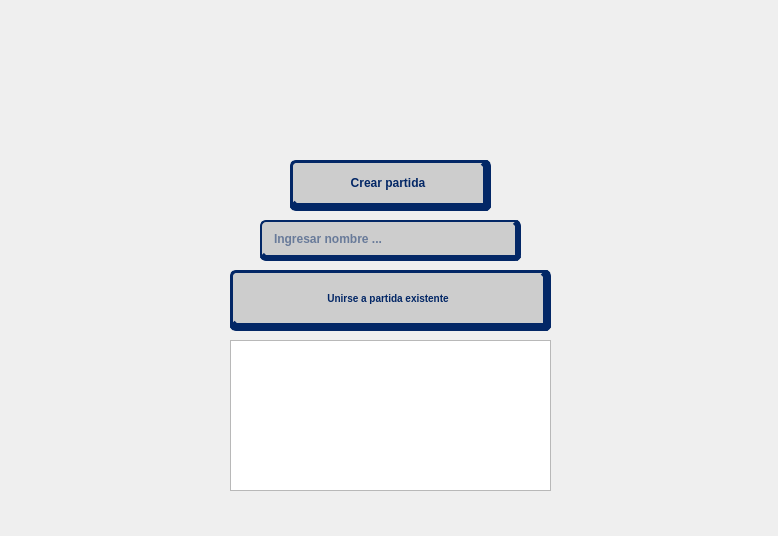
First picture: the form in client/Pantallas/lobbyscreen.ui, repository Taller-de-Programacion-2c2025-Grupo-20/TP_final-2025c2-Grupo20, before the edit.
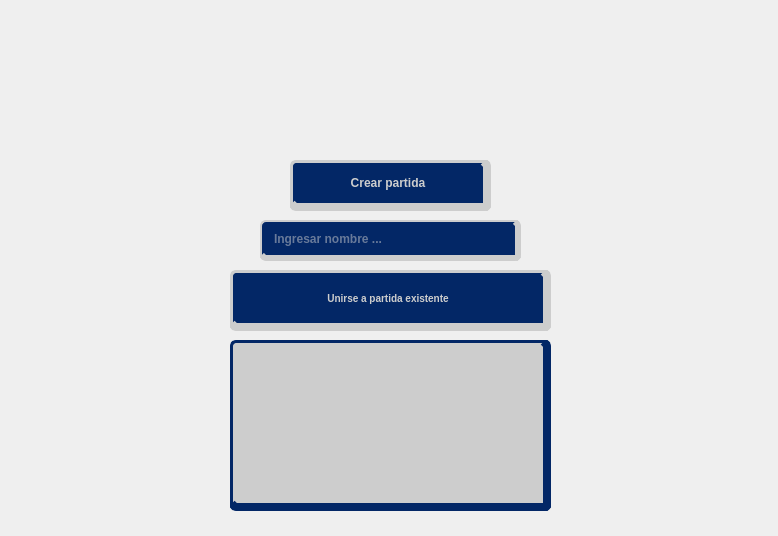
Second picture: the form after the edit.

The edit to the form file:
```diff
--- a/client/Pantallas/lobbyscreen.ui
+++ b/client/Pantallas/lobbyscreen.ui
@@ -170,15 +170,15 @@
      </property>
      <property name="styleSheet">
       <string notr="true">QPushButton {
-    background-color: #CDCDCD;
-    color: #032766;
+    background-color: #032766;
+    color: #CDCDCD;
     font-family: &quot;Press Start 2P&quot;;
     font-size: 12px;
     font-weight: bold;
-    border: 3px solid #032766;
+    border: 3px solid #CDCDCD;
     border-radius: 6px;
-    border-bottom: 8px solid #032766;
-    border-right: 8px solid #032766;
+    border-bottom: 8px solid #CDCDCD;
+    border-right: 8px solid #CDCDCD;
     padding: 10px 15px;
 }
 
@@ -215,18 +215,18 @@
      </property>
      <property name="styleSheet">
       <string notr="true">QLineEdit {
-    background-color: #CDCDCD; 
-    color: #032766;
+    background-color: #032766; 
+    color: #CDCDCD;
     font-family: &quot;Press Start 2P&quot;;
     font-size: 12px;
     font-weight: bold;
-    border: 2px solid #032766;
-    border-bottom: 6px solid #032766; 
-    border-right: 6px solid #032766;
+    border: 2px solid #CDCDCD;
+    border-bottom: 6px solid #CDCDCD; 
+    border-right: 6px solid #CDCDCD;
     padding: 5px;
     padding-left: 10px;
-    selection-background-color: #032766;
-    selection-color: #CDCDCD;
+    selection-background-color: #CDCDCD;
+    selection-color: #032766;
     border-radius: 6px;
 }
 
@@ -255,15 +255,15 @@
      </property>
      <property name="styleSheet">
       <string notr="true">QPushButton {
-    background-color: #CDCDCD;
-    color: #032766;
+    background-color: #032766;
+    color: #CDCDCD;
     font-family: &quot;Press Start 2P&quot;;
     font-size: 10px;
     font-weight: bold;
-    border: 3px solid #032766;
+    border: 3px solid #CDCDCD;
     border-radius: 6px;
-    border-bottom: 8px solid #032766;
-    border-right: 8px solid #032766;
+    border-bottom: 8px solid #CDCDCD;
+    border-right: 8px solid #CDCDCD;
     padding: 10px 15px;
 }
 
@@ -292,9 +292,63 @@
        <x>200</x>
        <y>310</y>
        <width>321</width>
-       <height>151</height>
+       <height>171</height>
       </rect>
      </property>
+     <property name="styleSheet">
+      <string notr="true">QListWidget {
+    background-color: #CDCDCD;
+    color: #032766;
+    font-family: &quot;Press Start 2P&quot;;
+    font-size: 10px;
+    font-weight: bold;
+    border: 3px solid #032766;
+    border-radius: 6px;
+    border-bottom: 8px solid #032766;
+    border-right: 8px solid #032766;
+    padding: 10px;
+    outline: 0;
+}
+
+QListWidget::item {
+    padding: 10px;
+    margin-bottom: 4px;
+    border-bottom: 2px solid #032766;
+}
+
+QListWidget::item:hover {
+    background-color: rgba(3, 39, 102, 30);
+    color: #032766;
+}
+
+QListWidget::item:selected {
+    background-color: #032766;
+    color: #CDCDCD;
+    border: 2px solid #CDCDCD;
+}
+
+QScrollBar:vertical {
+    border-left: 2px solid #032766;
+    background: #CDCDCD;
+    width: 15px;
+    margin: 0px;
+}
+QScrollBar::handle:vertical {
+    background: #032766;
+    min-height: 20px;
+}
+QScrollBar::add-line:vertical, QScrollBar::sub-line:vertical {
+    background: none;
+}
+
+QScrollBar::handle:horizontal {
+    background: #032766;
+}
+
+QScrollBar::add-line:horizontal, QScrollBar::sub-line:horizontal {
+    background: none;
+}</string>
+     </property>
     </widget>
    </widget>
   </widget>
```
Left out of the diff: 34 changed lines with no effect on the pictures.
